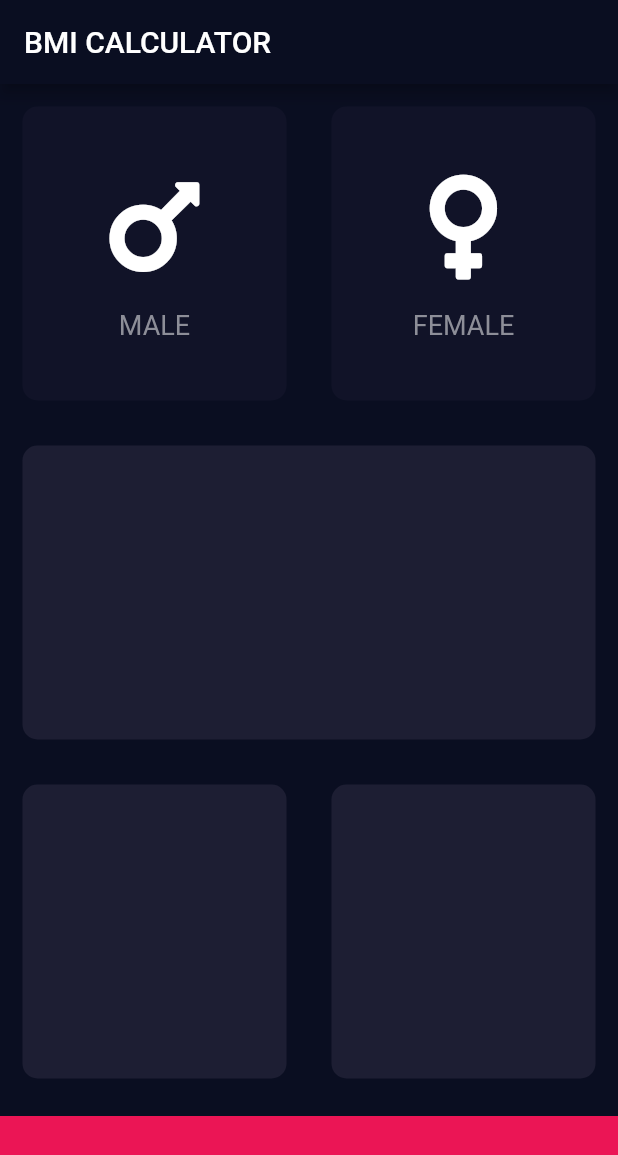
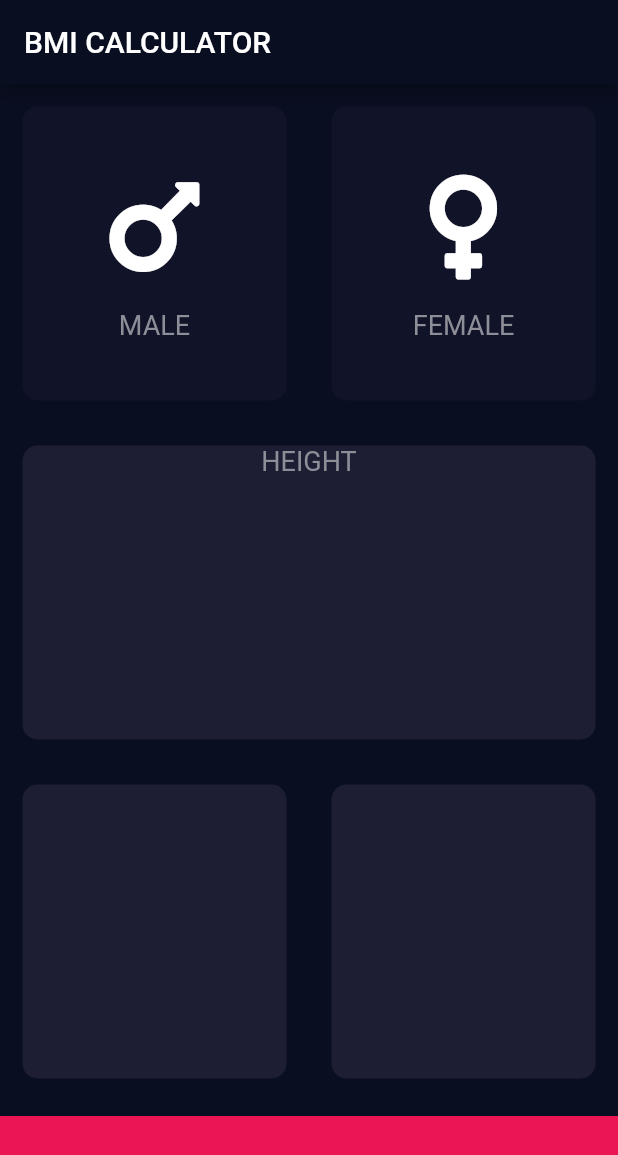
Before and after one commit to n04h/flutter_practice, a Flutter app: the screen it shows after launch, on a phone screen of 412 x 824 dp. Shown: the top 1155 px of the screen. Run offline on Flutter 3.47's test engine with Material 2 defaults, Android fonts, the light colour scheme and no system bars; our stand-ins replace font_awesome_flutter.

Commit message:
✨ 子を与えると横幅が子に合わせてしまうのでcrossAxisAlignmentを設定した

```diff
--- a/lib/input_page.dart
+++ b/lib/input_page.dart
@@ -21,6 +21,7 @@ class _InputPageState extends State<InputPage> {
         title: Text('BMI CALCULATOR'),
       ),
       body: Column(
+        crossAxisAlignment: CrossAxisAlignment.stretch,
         children: <Widget>[
           Expanded(
             child: Row(
@@ -63,6 +64,14 @@ class _InputPageState extends State<InputPage> {
           Expanded(
             child: ReusableCard(
               cardColor: kActiveCardColor,
+              cardChild: Column(
+                children: <Widget>[
+                  Text(
+                    'HEIGHT',
+                    style: kLabelTextStyle,
+                  )
+                ],
+              ),
             ),
           ),
           Expanded(
```
